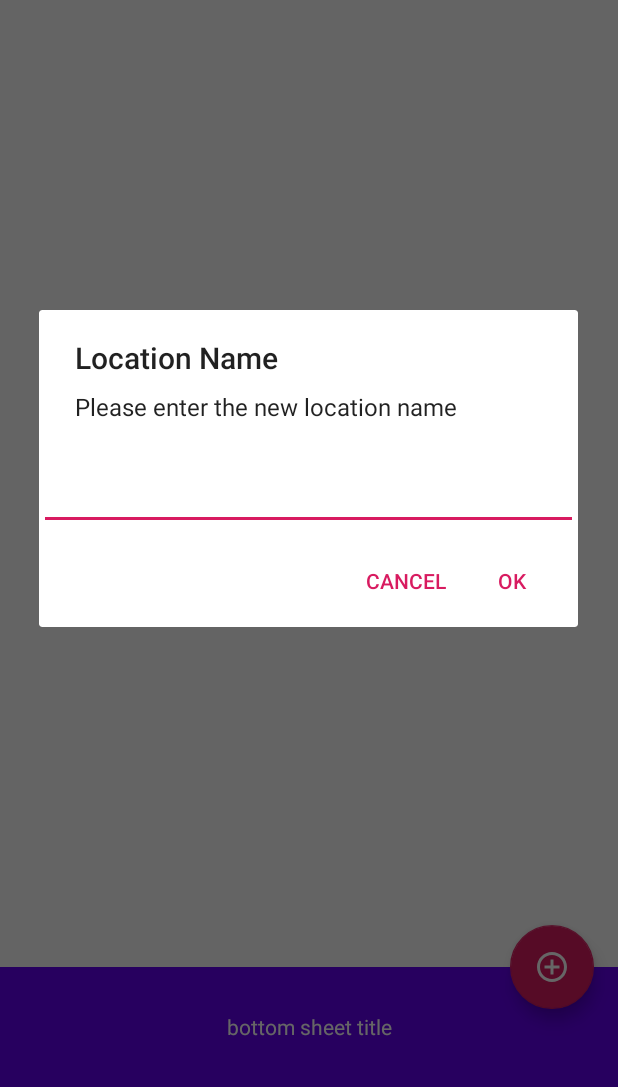
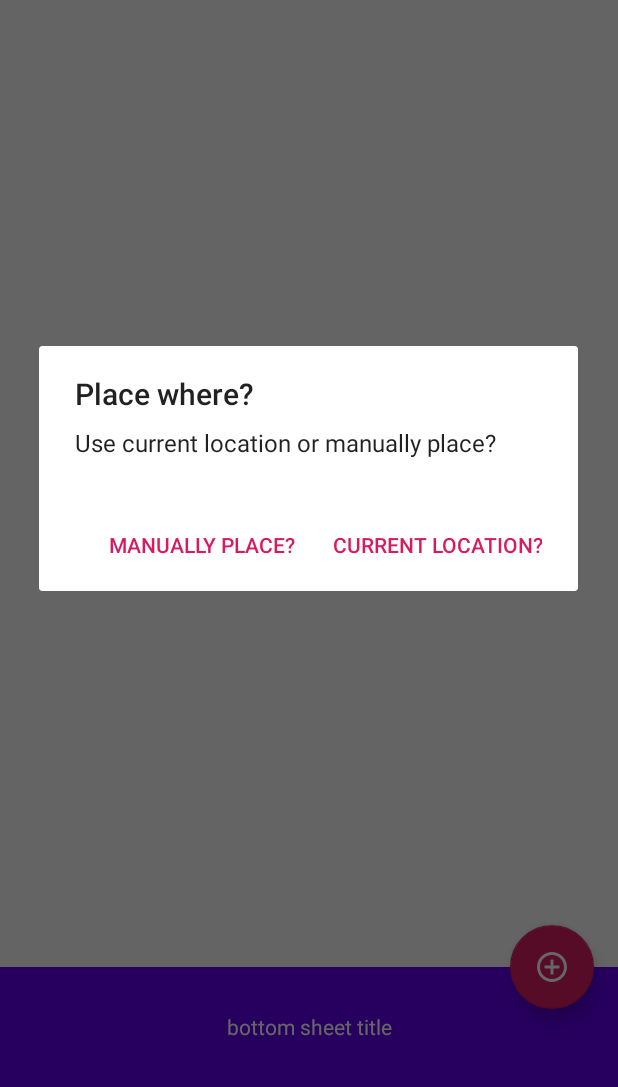
Before and after one commit to SonOfGib/TUMaps, an Android app: the screen it shows after launch (MainActivity), after a tap on an icon or button, on a phone screen of 412 x 824 dp, the part 149-1236 px from its top. Run offline under Robolectric (Android 15) with nearby library versions, the phone set to English and light mode, and no system bars.

Commit message:
when a user adds a new location, they are asked to either use their current location, or manually place it on the map.

```diff
--- a/app/src/main/java/edu/temple/basic/MainActivity.java
+++ b/app/src/main/java/edu/temple/basic/MainActivity.java
@@ -67,6 +67,7 @@ public class MainActivity extends AppCompatActivity implements OnMapReadyCallbac
     private GoogleMap mMap;
     private Marker lastMarker;
     private FloatingActionButton fab;
+    private LatLng currentLoc;
 
     private ArrayList<edu.temple.basic.dao.Location> mLocations;
     private MockupLocations mMockup;
@@ -79,7 +80,7 @@ public class MainActivity extends AppCompatActivity implements OnMapReadyCallbac
     public String title = "";
     String value;
     int resID;
-    String test;
+
 
     @Override
     protected void onCreate(Bundle savedInstanceState) {
@@ -118,7 +119,8 @@ public class MainActivity extends AppCompatActivity implements OnMapReadyCallbac
      * TODO Add location to storage
      */
     private void addLocation() {
-        AlertDialog.Builder alert = new AlertDialog.Builder(this);
+
+        final AlertDialog.Builder alert = new AlertDialog.Builder(this);
         alert.setTitle("Location Name");
         alert.setMessage("Please enter the new location name");
 
@@ -126,26 +128,73 @@ public class MainActivity extends AppCompatActivity implements OnMapReadyCallbac
         final EditText input = new EditText(this);
         alert.setView(input);
 
+        AlertDialog.Builder alert2= new AlertDialog.Builder(this);
+        alert2.setTitle("Place where?");
+        alert2.setMessage("Use current location or manually place?");
+        //final EditText input2=new EditText(this);
+        //alert2.setView(input2);
+
+        final AlertDialog.Builder alert3 = new AlertDialog.Builder(this);
+        alert3.setTitle("Location Name");
+        alert3.setMessage("Please enter the new location name");
+
+        // Set an EditText view to get user input
+        final EditText input3 = new EditText(this);
+        alert3.setView(input3);
+
+        alert2.setPositiveButton("Current Location?", new DialogInterface.OnClickListener(){
+            public void onClick(DialogInterface dialog, int whichButton) {
+
+                /*final AlertDialog.Builder alert3 = new AlertDialog.Builder(getApplicationContext());
+                alert3.setTitle("Location Name");
+                alert3.setMessage("Please enter the new location name");
+
+                // Set an EditText view to get user input
+                final EditText input3 = new EditText(getApplicationContext());
+                alert3.setView(input3);*/
+
+                alert3.setPositiveButton("Ok", new DialogInterface.OnClickListener() {
+                    @Override
+                    public void onClick(DialogInterface dialog, int which) {
+
+                        value=input3.getText().toString();
+                        Point point = new Point();
+                        point.x = 1;
+                        point.y = 0;
+                        showStatusPopup(MainActivity.this, point, false);
+
+                    }
+                });
+
+                alert3.setNegativeButton("Cancel", new DialogInterface.OnClickListener(){
+                    @Override
+                    public void onClick(DialogInterface dialog, int which) {
+
+                    }
+                });
+
+                alert3.show();
+
+                /*value=input2.getText().toString();
+                Point point = new Point();
+                point.x = 1;
+                point.y = 0;
+                showStatusPopup(MainActivity.this, point, false);*/
+
+            }
+        });
+
+        alert2.setNegativeButton("Manually Place?", new DialogInterface.OnClickListener() {
+            @Override
+            public void onClick(DialogInterface dialog, int which) {
                 alert.setPositiveButton("Ok", new DialogInterface.OnClickListener() {
                     public void onClick(DialogInterface dialog, int whichButton) {
-                //final String value = input.getText().toString();
                         value = input.getText().toString();
-                //Toast.makeText(getParent(), "tap new location", Toast.LENGTH_SHORT).show();
-                /*mMap.setOnMapClickListener(new GoogleMap.OnMapClickListener() {
-                    @Override
-                    public void onMapClick(LatLng point) {
-
-                        mMap.addMarker(new MarkerOptions().position(point).title(value)
-                                .icon(BitmapDescriptorFactory.fromBitmap(getMarkerBitmapFromView(R.drawable.building1)))
-                                .snippet("Tut"));
-                        mMap.setOnMapClickListener(null);
-                    }
-                });*/
 
                         Point point = new Point();
                         point.x = 1;
                         point.y = 0;
-                showStatusPopup(MainActivity.this, point);
+                        showStatusPopup(MainActivity.this, point, true);
 
                     }
                 });
@@ -159,6 +208,13 @@ public class MainActivity extends AppCompatActivity implements OnMapReadyCallbac
                 alert.show();
             }
 
+        });
+
+        alert2.show();
+
+
+    }
+
     // track your current location
     private LocationListener makeLocationListener(){
         Log.e( "marktrack", "kicked off makeLocationlistener");
@@ -166,6 +222,8 @@ public class MainActivity extends AppCompatActivity implements OnMapReadyCallbac
             @Override
             public void onLocationChanged(Location location) {
                 Log.e( "marktrack", "location changed");
+
+                currentLoc=new LatLng(location.getLatitude(), location.getLongitude());
 
                 //TODO This is a bug waiting to happen, markers aren't meant to persist
                 LatLng latLng = new LatLng(location.getLatitude(), location.getLongitude());
@@ -370,7 +428,7 @@ public class MainActivity extends AppCompatActivity implements OnMapReadyCallbac
         return returnedBitmap;
     }
 
-    private void showStatusPopup(final Activity context, Point p) {
+    private void showStatusPopup(final Activity context, Point p, final boolean manual) {
 
         // Inflate the popup_layout.xml
         LinearLayout viewGroup = (LinearLayout) context.findViewById(R.id.pickIconPopup);
@@ -469,6 +527,12 @@ public class MainActivity extends AppCompatActivity implements OnMapReadyCallbac
             }
         });
 
+        if(!manual){
+            mMap.addMarker(new MarkerOptions().position(currentLoc).title(value)
+                    .icon(BitmapDescriptorFactory.fromBitmap(getMarkerBitmapFromView(resID)))
+                    .snippet(value));
+        }
+        else{
             mMap.setOnMapClickListener(new GoogleMap.OnMapClickListener() {
                 @Override
                 public void onMapClick(LatLng point) {
@@ -481,5 +545,30 @@ public class MainActivity extends AppCompatActivity implements OnMapReadyCallbac
             });
         }
 
+        /*mMap.setOnMapClickListener(new GoogleMap.OnMapClickListener() {
+            @Override
+            public void onMapClick(LatLng point) {
+
+                mMap.addMarker(new MarkerOptions().position(point).title(value)
+                        .icon(BitmapDescriptorFactory.fromBitmap(getMarkerBitmapFromView(resID)))
+                        .snippet(value));
+                mMap.setOnMapClickListener(null);
+
+                /*if(manual) {
+                    mMap.addMarker(new MarkerOptions().position(point).title(value)
+                            .icon(BitmapDescriptorFactory.fromBitmap(getMarkerBitmapFromView(resID)))
+                            .snippet(value));
+                    mMap.setOnMapClickListener(null);
+                }
+                else {
+                    point = currentLoc;
+                    mMap.addMarker(new MarkerOptions().position(point).title(value)
+                            .icon(BitmapDescriptorFactory.fromBitmap(getMarkerBitmapFromView(resID)))
+                            .snippet(value));
+                }*/
+          //  }
+        //});
+    }
+
 
 }
```
Lines whose indentation alone changed are shown as unchanged.
